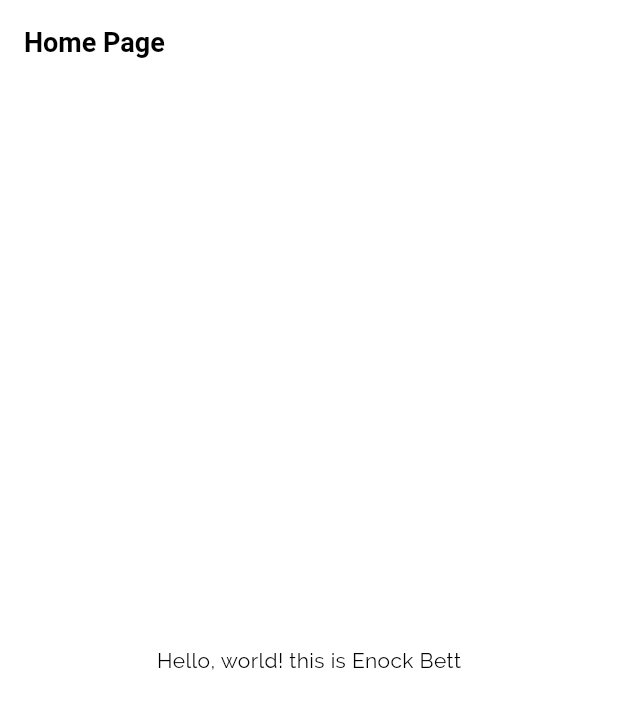
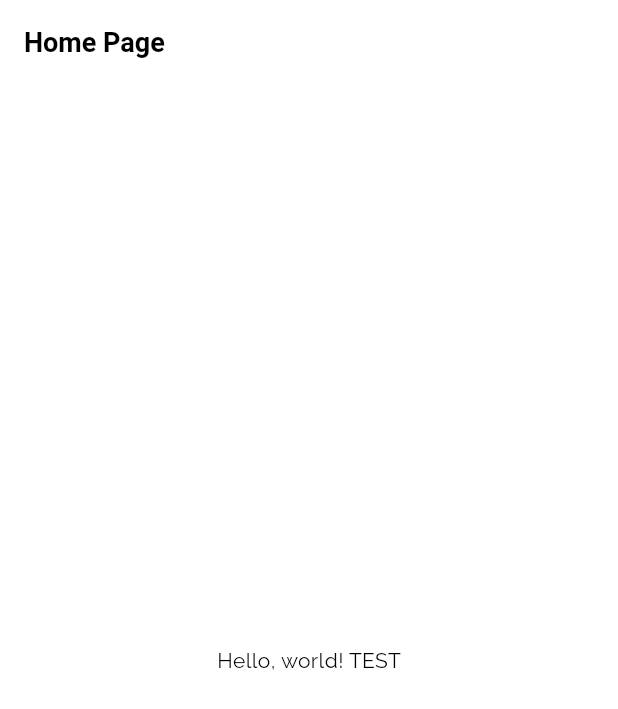
Before and after one commit to Bettenoch/tagc_mobile, a Flutter app: the screen it shows after launch, on a phone screen of 412 x 824 dp. Shown: the top 709 px of the screen. Run offline on Flutter 3.47's test engine with Material 3 defaults, Android fonts, the phone set to English and light mode, and no system bars; our stand-ins replace get.

Commit message:
Test HomePage.

```diff
--- a/lib/app.dart
+++ b/lib/app.dart
@@ -30,7 +30,7 @@ class MyHomePage extends StatelessWidget {
         title: const Text('Home Page'),
       ),
       body: const Center(
-        child: Text('Hello, world! this is Enock Bett'),
+        child: Text('Hello, world! TEST'),
       ),
     );
   }
```
